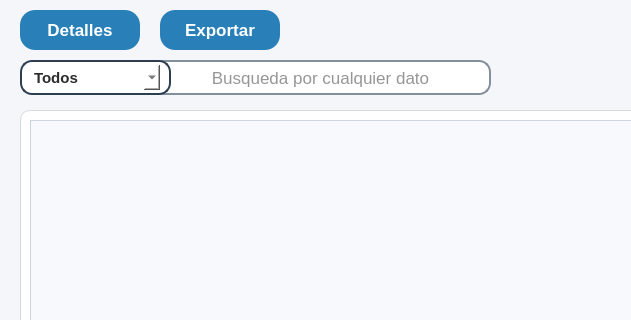
Proyecto-Uptjaa/Proyecto_SIRA, file resources/ui/Egresados.ui: the form before one commit; both pictures show x 0 to 631 and y 0 to 320 of the 1111 by 621 pixel window.
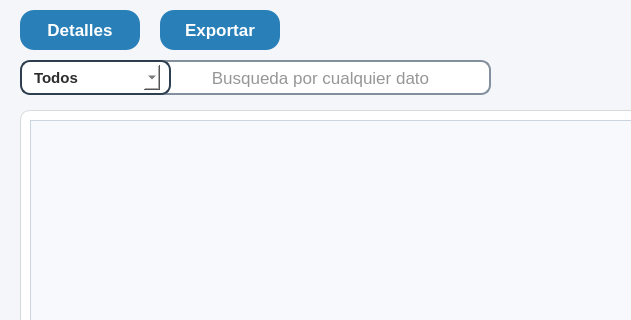
The form after the commit. Icons and pictures are not drawn.

The edit to the form file:
```diff
--- a/resources/ui/Egresados.ui
+++ b/resources/ui/Egresados.ui
@@ -63,7 +63,7 @@
     color: #FFFFFF;
     border: none;
     padding: 8px 7px;
-    border-radius: 15px;
+    border-radius: 14px;
 }
 QToolButton:hover {
 	background-color: #0D47A1;
@@ -387,7 +387,7 @@
     color: #FFFFFF;
     border: none;
     padding: 8px 8px;
-    border-radius: 15px;
+    border-radius: 14px;
 }
 QPushButton:hover {
 	background-color: #0D47A1
@@ -435,7 +435,7 @@
     <string notr="true">QLineEdit {
     border: 2px solid #848f9d;
 	color: #2d2d2d;
-    border-radius: 12px;
+    border-radius: 10px;
     padding: 1px 3px;
     background-color: white;
 }</string>
@@ -506,7 +506,7 @@
     <string notr="true">QFrame{
 	background-color: white;
 	border: 1.5px solid #2c3e50;
-	border-radius: 12px;
+	border-radius: 10px;
 }
 QComboBox QAbstractItemView {
     border: 1px solid #ccc;
```
